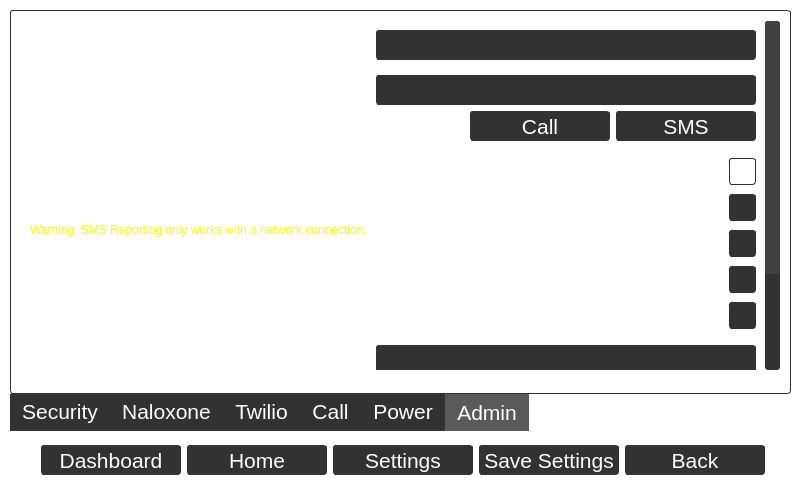
Old version of the form oobe_qt/door_close_window.ui in the repository zyl120/Naloxone_Safety_Kit.
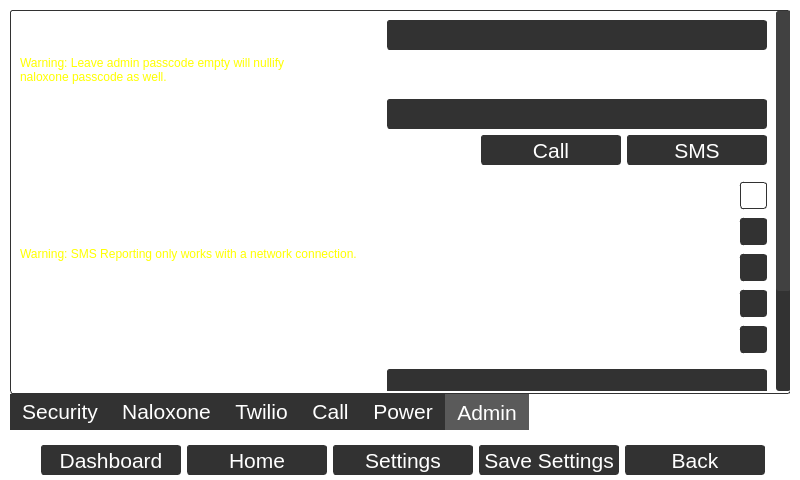
New version of the form. The open tabs and pages were chosen to show the change.

Commit message: chnage passcode logic

What changed in the file:
```diff
--- a/oobe_qt/door_close_window.ui
+++ b/oobe_qt/door_close_window.ui
@@ -38,7 +38,7 @@
    <string>Internet-based Naloxone Safety Kit</string>
   </property>
   <property name="autoFillBackground">
-   <bool>true</bool>
+   <bool>false</bool>
   </property>
   <property name="styleSheet">
    <string notr="true">QWidget {
@@ -291,10 +291,16 @@
      <rect>
       <x>10</x>
       <y>10</y>
-      <width>781</width>
-      <height>421</height>
+      <width>780</width>
+      <height>420</height>
      </rect>
     </property>
+    <property name="sizePolicy">
+     <sizepolicy hsizetype="Expanding" vsizetype="Expanding">
+      <horstretch>0</horstretch>
+      <verstretch>0</verstretch>
+     </sizepolicy>
+    </property>
     <property name="styleSheet">
      <string notr="true"/>
     </property>
@@ -3252,10 +3258,10 @@
           <widget class="QScrollArea" name="scrollArea">
            <property name="geometry">
             <rect>
-             <x>9</x>
-             <y>9</y>
-             <width>761</width>
-             <height>351</height>
+             <x>0</x>
+             <y>0</y>
+             <width>780</width>
+             <height>380</height>
             </rect>
            </property>
            <property name="styleSheet">
@@ -3280,6 +3286,9 @@
       background: none;
 }</string>
            </property>
+           <property name="frameShape">
+            <enum>QFrame::NoFrame</enum>
+           </property>
            <property name="widgetResizable">
             <bool>true</bool>
            </property>
@@ -3287,15 +3296,17 @@
             <property name="geometry">
              <rect>
               <x>0</x>
-              <y>0</y>
-              <width>744</width>
-              <height>553</height>
+              <y>-170</y>
+              <width>765</width>
+              <height>550</height>
              </rect>
             </property>
             <layout class="QVBoxLayout" name="verticalLayout_39">
              <item>
               <layout class="QVBoxLayout" name="verticalLayout_20">
                <item>
+                <layout class="QVBoxLayout" name="verticalLayout_17">
+                 <item>
                 <layout class="QHBoxLayout" name="horizontalLayout_4">
                  <item>
                   <widget class="QLabel" name="passcodeLabel">
@@ -3356,6 +3367,19 @@
                 </layout>
                </item>
                <item>
+                  <widget class="QLabel" name="label_14">
+                   <property name="styleSheet">
+                    <string notr="true">color:yellow</string>
+                   </property>
+                   <property name="text">
+                    <string>Warning: Leave admin passcode empty will nullify
+naloxone passcode as well.</string>
+                   </property>
+                  </widget>
+                 </item>
+                </layout>
+               </item>
+               <item>
                 <widget class="Line" name="line_2">
                  <property name="styleSheet">
                   <string notr="true">color:white</string>
```
Left out of the diff: 81 changed lines with no effect on the pictures. Lines whose indentation alone changed are shown as unchanged. The commit also changes 6 other files.
